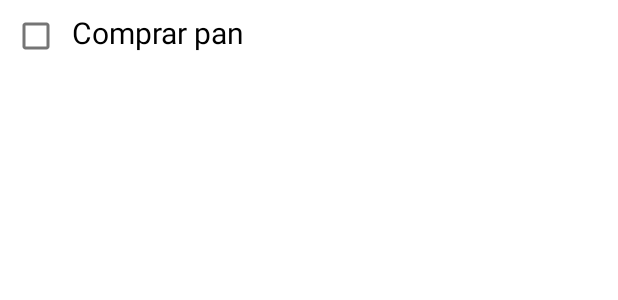
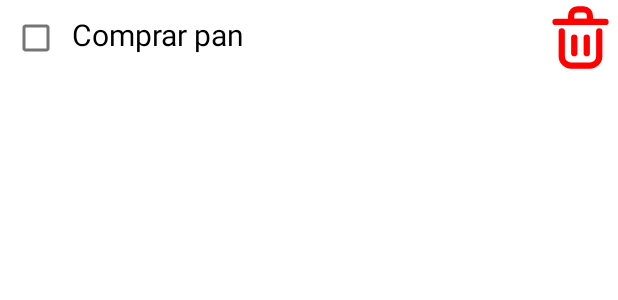
Before and after one commit to albertooofdz/ToDoList, an Android app: the layout items_list.xml on its own in the app's theme, with its tools: preview values and no code run, on a phone screen of 412 x 824 dp. Shown: the top 300 px of the screen. Run offline under Robolectric (Android 15) with nearby library versions, the phone set to English and light mode, and no system bars.

Commit message:
add add task button and delete task button

```diff
--- /dev/null
+++ b/app/src/main/res/drawable/ic_delete.xml
@@ -0,0 +1,41 @@
+<vector xmlns:android="http://schemas.android.com/apk/res/android"
+    android:width="800dp"
+    android:height="800dp"
+    android:viewportWidth="24"
+    android:viewportHeight="24">
+  <path
+      android:pathData="M10,12V17"
+      android:strokeLineJoin="round"
+      android:strokeWidth="2"
+      android:fillColor="#00000000"
+      android:strokeColor="#000000"
+      android:strokeLineCap="round"/>
+  <path
+      android:pathData="M14,12V17"
+      android:strokeLineJoin="round"
+      android:strokeWidth="2"
+      android:fillColor="#00000000"
+      android:strokeColor="#000000"
+      android:strokeLineCap="round"/>
+  <path
+      android:pathData="M4,7H20"
+      android:strokeLineJoin="round"
+      android:strokeWidth="2"
+      android:fillColor="#00000000"
+      android:strokeColor="#000000"
+      android:strokeLineCap="round"/>
+  <path
+      android:pathData="M6,10V18C6,19.657 7.343,21 9,21H15C16.657,21 18,19.657 18,18V10"
+      android:strokeLineJoin="round"
+      android:strokeWidth="2"
+      android:fillColor="#00000000"
+      android:strokeColor="#000000"
+      android:strokeLineCap="round"/>
+  <path
+      android:pathData="M9,5C9,3.895 9.895,3 11,3H13C14.105,3 15,3.895 15,5V7H9V5Z"
+      android:strokeLineJoin="round"
+      android:strokeWidth="2"
+      android:fillColor="#00000000"
+      android:strokeColor="#000000"
+      android:strokeLineCap="round"/>
+</vector>
--- a/app/src/main/res/layout/activity_detail.xml
+++ b/app/src/main/res/layout/activity_detail.xml
@@ -11,9 +11,6 @@
         android:layout_width="match_parent"
         android:layout_height="match_parent"/>
 
-
-
-
     <com.google.android.material.floatingactionbutton.FloatingActionButton
         android:id="@+id/addTaskBtn"
         android:layout_width="wrap_content"
--- a/app/src/main/res/layout/items_list.xml
+++ b/app/src/main/res/layout/items_list.xml
@@ -1,11 +1,12 @@
 <?xml version="1.0" encoding="utf-8"?>
-<FrameLayout xmlns:android="http://schemas.android.com/apk/res/android"
+<LinearLayout xmlns:android="http://schemas.android.com/apk/res/android"
     android:layout_width="match_parent"
     android:layout_height="wrap_content"
     xmlns:app="http://schemas.android.com/apk/res-auto">
     <LinearLayout
         android:layout_width="match_parent"
-        android:layout_height="match_parent">
+        android:layout_height="match_parent"
+        android:orientation="horizontal">
     <CheckBox
         android:id="@+id/doneCB"
         android:layout_width="wrap_content"
@@ -13,13 +14,23 @@
         />
     <TextView
         android:id="@+id/taskTV"
-        android:layout_width="match_parent"
+        android:layout_width="wrap_content"
         android:layout_height="wrap_content"
         android:textSize="20sp"
         android:textColor="@color/black"
-        android:text="Comprar pan"/>
+        android:text="Comprar pan"
+        android:layout_weight="1"/>
+
+
+    <Button
+        android:id="@+id/deleteBtn"
+        android:layout_width="50dp"
+        android:layout_height="50dp"
+        android:background="@drawable/ic_delete"
+        app:backgroundTint="@color/red"
+        />
 
     </LinearLayout>
 
 
-</FrameLayout>
+</LinearLayout>
--- a/app/src/main/res/values/colors.xml
+++ b/app/src/main/res/values/colors.xml
@@ -11,5 +11,6 @@
     <color name="softBlue">#9bd0ff</color>
     <color name="softPink">#Ffdde6</color>
     <color name="transparent">#00FF0000</color>
+    <color name="red">#FF0000</color>
 
 </resources>
```
Also changed, not shown: app/src/main/java/com/example/todolist/activities/DetailActivity.kt (+53 -14 lines), app/src/main/java/com/example/todolist/adapter/Adapter.kt (+10 -1 lines), app/src/main/java/com/example/todolist/data/providers/TaskDAO.kt (+37 -2 lines), app/src/main/res/layout/activity_main.xml (+8 -8 lines), app/src/main/res/layout/add_task.xml (added, +14 -0 lines).
